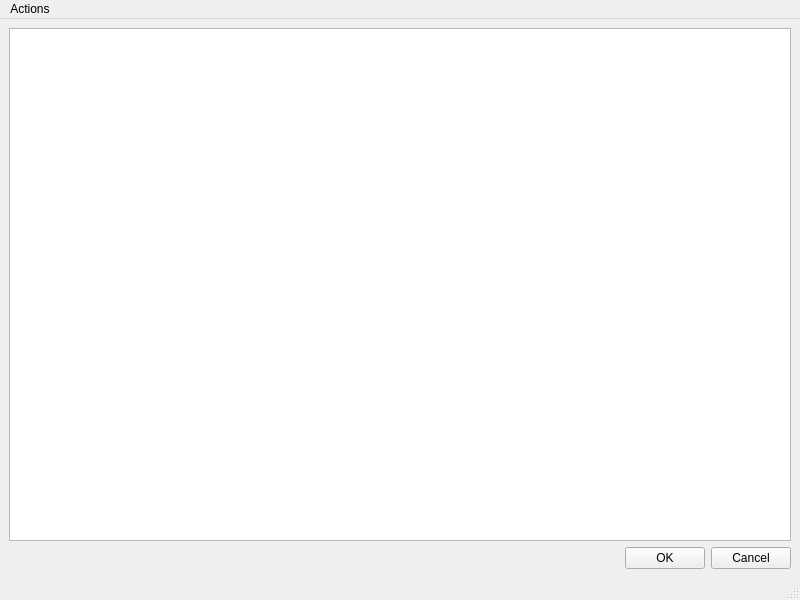
Qt form mealsdialog.ui (quantum-pie/cbgu) before a commit.
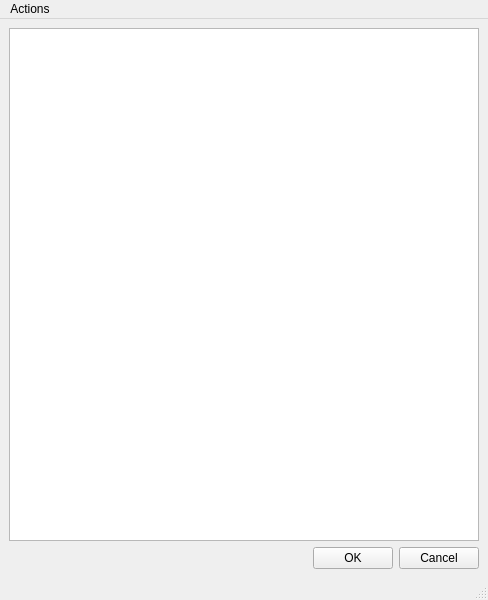
The same form after that commit.

Commit message: Remove weak modification usage from dialogs

The edit to the form file:
```diff
--- a/mealsdialog.ui
+++ b/mealsdialog.ui
@@ -6,7 +6,7 @@
    <rect>
     <x>0</x>
     <y>0</y>
-    <width>800</width>
+    <width>488</width>
     <height>600</height>
    </rect>
   </property>
@@ -52,7 +52,7 @@
     <rect>
      <x>0</x>
      <y>0</y>
-     <width>800</width>
+     <width>488</width>
      <height>20</height>
     </rect>
    </property>
```
The commit also changes 5 other files.
